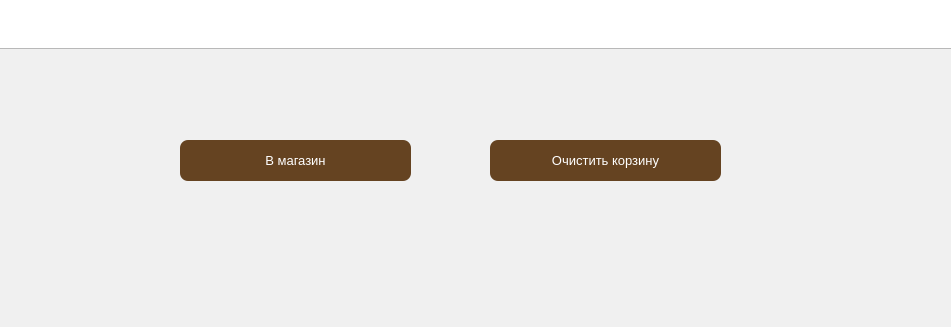
First picture: the form in ui/MainWindow.ui, repository SergeevnaVi/TechnoLite_desktop, before the edit; both pictures show x 241 to 1192 and y 441 to 768 of the 1360 by 768 pixel window.
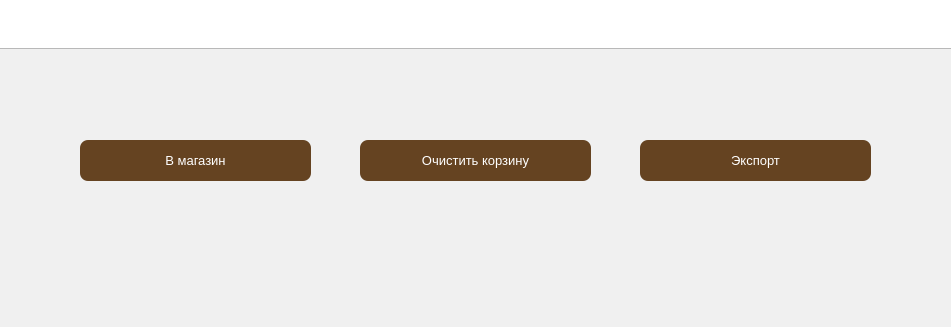
Second picture: the form after the edit.

Patch:
```diff
--- a/ui/MainWindow.ui
+++ b/ui/MainWindow.ui
@@ -944,7 +944,7 @@
      <widget class="QPushButton" name="btn_cart_go_shop">
       <property name="geometry">
        <rect>
-        <x>410</x>
+        <x>310</x>
         <y>570</y>
         <width>231</width>
         <height>41</height>
@@ -976,7 +976,7 @@
      <widget class="QPushButton" name="btn_clear_cart">
       <property name="geometry">
        <rect>
-        <x>720</x>
+        <x>590</x>
         <y>570</y>
         <width>231</width>
         <height>41</height>
@@ -1084,6 +1084,38 @@
        </property>
       </column>
      </widget>
+     <widget class="QPushButton" name="btn_export_cart">
+      <property name="geometry">
+       <rect>
+        <x>870</x>
+        <y>570</y>
+        <width>231</width>
+        <height>41</height>
+       </rect>
+      </property>
+      <property name="font">
+       <font>
+        <pointsize>10</pointsize>
+       </font>
+      </property>
+      <property name="styleSheet">
+       <string notr="true">QPushButton:enabled {
+    background-color: #654321;
+    color: white;
+    border-radius: 8px;
+}
+
+QPushButton:disabled {
+    background-color: rgba(160, 82, 45, 0.5);
+    color: rgba(255, 255, 255, 0.5);
+    border-radius: 8px;
+}
+</string>
+      </property>
+      <property name="text">
+       <string>Экспорт</string>
+      </property>
+     </widget>
     </widget>
     <widget class="QWidget" name="page_pers_acc">
      <widget class="QLabel" name="label_pers_acc">
```
